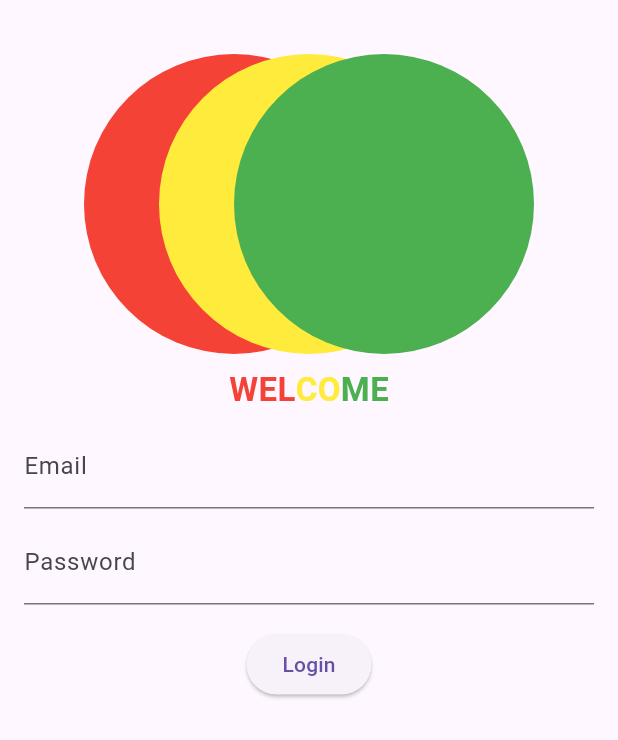
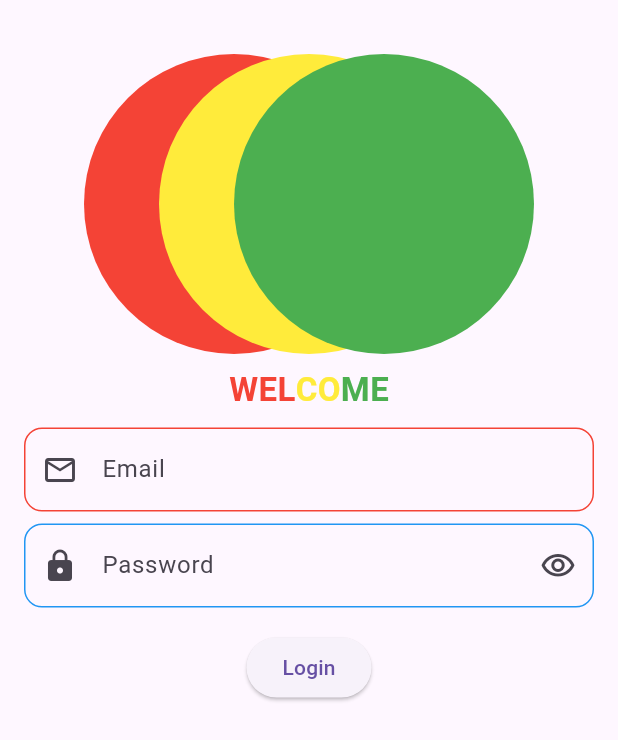
Before and after one commit to afnan923/tugas_week10_1123150074, a Flutter app: the MyLogin screen opened directly, on a phone screen of 412 x 824 dp. Shown: the top 740 px of the screen. Run offline on Flutter 3.47's test engine with Material 3 defaults, Android fonts, the light colour scheme and no system bars; our stand-ins replace firebase_auth, firebase_core; accounts and stored records are empty.

Commit message:
edit email

```diff
--- a/lib/screen/my_login.dart
+++ b/lib/screen/my_login.dart
@@ -22,8 +22,7 @@ class _MyLoginState extends State<MyLogin> {
     });
 
     try {
-      final credential =
-          await FirebaseAuth.instance.signInWithEmailAndPassword(
+      final credential = await FirebaseAuth.instance.signInWithEmailAndPassword(
         email: emailCtrl.text.trim(),
         password: passCtrl.text,
       );
@@ -99,7 +98,7 @@ class _MyLoginState extends State<MyLogin> {
                   ),
                 ],
               ),
-              SizedBox(height: 8,),
+              SizedBox(height: 8),
               Row(
                 mainAxisAlignment: MainAxisAlignment.center,
                 children: [
@@ -129,25 +128,66 @@ class _MyLoginState extends State<MyLogin> {
                   ),
                 ],
               ),
-              SizedBox(height: 8,),
+              const SizedBox(height: 10),
                 TextField(
                   controller: emailCtrl,
-                decoration: const InputDecoration(labelText: 'Email'),
+                  keyboardType: TextInputType.emailAddress,
+                  decoration: InputDecoration(
+                    labelText: "Email",
+                    hintText: "Masukan Email Anda",
+                    prefixIcon: const Icon(Icons.email_outlined),
+                    border: OutlineInputBorder(
+                      borderRadius: BorderRadius.circular(12),
+                    ),
+                    enabledBorder: OutlineInputBorder(
+                      borderRadius: BorderRadius.circular(12),
+                      borderSide: const BorderSide(color: Colors.red),
+                    ),
+                    focusedBorder: OutlineInputBorder(
+                      borderRadius: BorderRadius.circular(12),
+                      borderSide: BorderSide(
+                        color: Colors.yellow.shade700,
+                        width: 2,
+                      ),
+                    ),
+                  ),
                 ),
               const SizedBox(height: 8),
                TextField(
                 controller: passCtrl,
-                decoration: const InputDecoration(labelText: 'Password'),
                   obscureText: true,
+                  decoration: InputDecoration(
+                    labelText: "Password",
+                    hintText: "Masukan Password",
+                    prefixIcon: const Icon(Icons.lock),
+                    suffixIcon: Icon(Icons.visibility_outlined),
+                    border: OutlineInputBorder(
+                      borderRadius: BorderRadius.circular(12),
+                    ),
+                    enabledBorder: OutlineInputBorder(
+                      borderRadius: BorderRadius.circular(12),
+                      borderSide: const BorderSide(color: Colors.blue),
+                    ),
+                    focusedBorder: OutlineInputBorder(
+                      borderRadius: BorderRadius.circular(12),
+                      borderSide: BorderSide(
+                        color: Colors.blue.shade700,
+                        width: 2,
+                      ),
+                    ),
+                  ),
                 ),
 
-              const SizedBox(height: 16,),
+              const SizedBox(height: 16),
               if (_error != null) ...[
                 Text(_error!, style: const TextStyle(color: Colors.red)),
                 const SizedBox(height: 8),
               ],
-              ElevatedButton(onPressed: _isLoading ? null :_login,
-              child: _isLoading ? const CircularProgressIndicator() : const Text('Login'),
+              ElevatedButton(
+                onPressed: _isLoading ? null : _login,
+                child: _isLoading
+                    ? const CircularProgressIndicator()
+                    : const Text('Login'),
               ),
             ],
           ),
```
Lines whose indentation alone changed are shown as unchanged.
